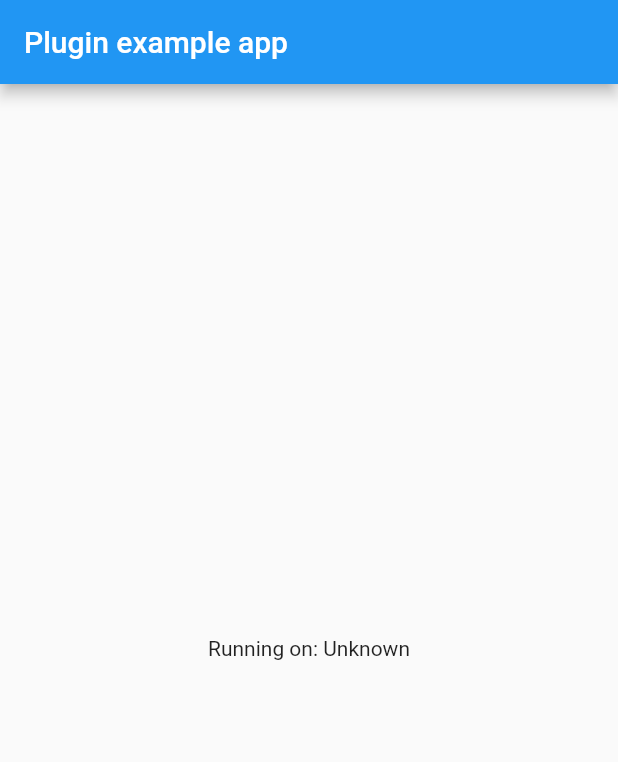
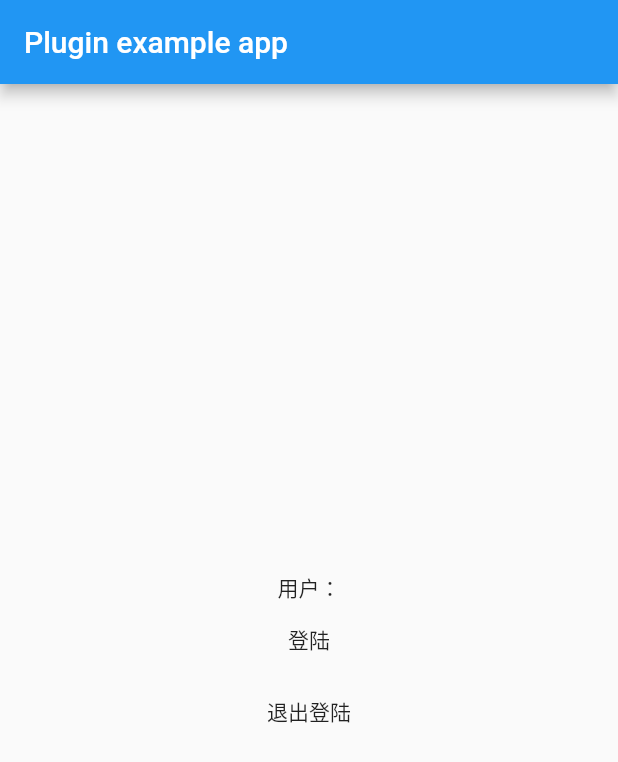
Before and after one commit to SunStarJ/ls_netchat_plugin, a Flutter app: the screen it shows after launch, on a phone screen of 412 x 824 dp. Shown: the top 762 px of the screen. Run offline on Flutter 3.47's test engine with Material 2 defaults, Android fonts, the phone set to English and light mode, and no system bars.

Commit message:
实现登陆退出登陆功能

```diff
--- a/example/lib/main.dart
+++ b/example/lib/main.dart
@@ -12,13 +12,12 @@ class MyApp extends StatefulWidget {
 }
 
 class _MyAppState extends State<MyApp> {
-  String _platformVersion = 'Unknown';
+  String _userData = '';
 
   @override
   void initState() {
     super.initState();
 //    Lsnetchatplugin.initChatUtil("0267466fd2eca06140a495685764048d");
-    Lsnetchatplugin.login("test", "360b18577569a2c15d8b84dd9bc54fe7");
     initPlatformState();
   }
 
@@ -36,10 +35,6 @@ class _MyAppState extends State<MyApp> {
     // message was in flight, we want to discard the reply rather than calling
     // setState to update our non-existent appearance.
     if (!mounted) return;
-
-    setState(() {
-      _platformVersion = platformVersion;
-    });
   }
 
   @override
@@ -50,7 +45,34 @@ class _MyAppState extends State<MyApp> {
           title: const Text('Plugin example app'),
         ),
         body: Center(
-          child: Text('Running on: $_platformVersion\n'),
+          child: Column(
+            mainAxisSize: MainAxisSize.min,
+            children: <Widget>[
+              Text("用户：$_userData"),
+              MaterialButton(
+                onPressed: () {
+                  Lsnetchatplugin.login(
+                          "test", "360b18577569a2c15d8b84dd9bc54fe7")
+                      .then((data) {
+                    setState(() {
+                      _userData = data;
+                    });
+                  });
+                },
+                child: Text("登陆"),
+              ),
+              MaterialButton(
+                onPressed: () {
+                  Lsnetchatplugin.logout().whenComplete(() {
+                    setState(() {
+                      _userData = "";
+                    });
+                  });
+                },
+                child: Text("退出登陆"),
+              ),
+            ],
+          ),
         ),
       ),
     );
--- a/lib/lsnetchatplugin.dart
+++ b/lib/lsnetchatplugin.dart
@@ -14,8 +14,12 @@ class Lsnetchatplugin {
   }
 
   ///登陆
-  static Future login(String account, String token) =>
+  static Future<String> login(String account, String token) =>
       _channel.invokeMethod("login", {"account": account, "token": token});
+
+  ///退出登陆
+  static Future<String> logout() =>
+      _channel.invokeMethod("logout");
 
   ///进入聊天室
   static Future enterChatRoom(String roomId) =>
```
Also changed, not shown: 3 other files.
